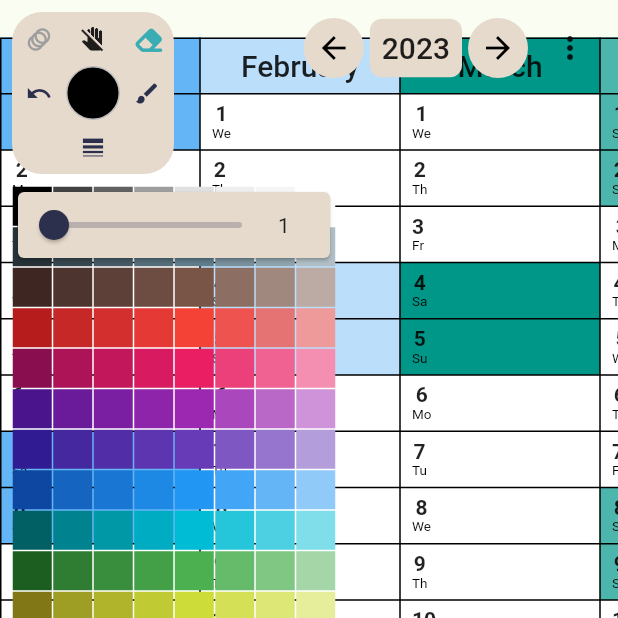
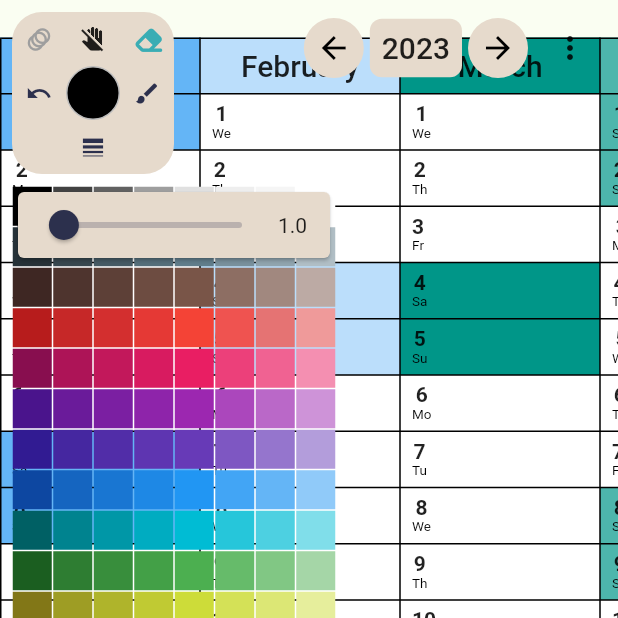
Before and after one commit to AlexanderThiele/stift_flutter_app, a Flutter app: the CalPage screen opened directly, on a phone screen of 412 x 824 dp, the top half of it. Run offline on Flutter 3.47's test engine with Material 2 defaults, Android fonts, the phone set to English and light mode, and no system bars; drawn by our look-alikes of flutter_animate; our stand-ins replace cloud_firestore, firebase_auth, firebase_core, flutter_riverpod, font_awesome_flutter, go_router and 3 more; missing offline and left inert: country_codes, flutter_shaders, rate_my_app; accounts and stored records are empty; generated files the repository leaves out were written again; network calls fail.

Commit message:
add app rating, another shader. smaller lines

```diff
--- a/lib/components/calendar_table/cal_table.dart
+++ b/lib/components/calendar_table/cal_table.dart
@@ -11,7 +11,7 @@ class CalTable extends StatefulWidget {
   final DateTime firstDayOfYear;
 
   CalTable({required this.year, required this.publicHolidays, super.key}) : firstDayOfYear = DateTime(year) {
-    print("new");
+    print("new CalTable");
   }
 
   @override
--- a/lib/components/menu/fancy_selection_menu.dart
+++ b/lib/components/menu/fancy_selection_menu.dart
@@ -49,6 +49,10 @@ class FancySelectionMenu extends ConsumerWidget {
                 ShaderType.focusFast => const Icon(
                     Icons.animation,
                     color: Colors.red,
+                  ),
+                ShaderType.kishimisu => const Icon(
+                    Icons.animation,
+                    color: Colors.amber,
                   ),
               };
             }),
--- a/lib/components/menu/pen_width_menu.dart
+++ b/lib/components/menu/pen_width_menu.dart
@@ -23,13 +23,13 @@ class PenWidthMenu extends ConsumerWidget {
                     flex: 5,
                     child: Slider(
                       onChanged: (newWidth) {
-                        ref.read(activeWidthProvider.notifier).state = newWidth.roundToDouble();
+                        ref.read(activeWidthProvider.notifier).state = (newWidth * 2).roundToDouble() / 2.0;
                       },
                       value: activeWidth,
-                      min: 1,
+                      min: 0.5,
                       max: 10,
                     )),
-                Expanded(flex: 1, child: Text(activeWidth.toStringAsFixed(0))),
+                Expanded(flex: 1, child: Text(activeWidth.toStringAsFixed(1))),
               ],
             ))).animate(effects: [
       FadeEffect(duration: 200.ms, curve: Curves.easeOut),
--- a/lib/models/shader_type.dart
+++ b/lib/models/shader_type.dart
@@ -1 +1 @@
-enum ShaderType { none, focus, focusFast }
+enum ShaderType { none, focus, focusFast, kishimisu }
--- a/lib/pages/calendar_page/cal_page.dart
+++ b/lib/pages/calendar_page/cal_page.dart
@@ -8,22 +8,7 @@ import 'package:pencalendar/components/menu/top_right_corner_menu.dart';
 import 'package:pencalendar/controller/calendar_controller.dart';
 import 'package:pencalendar/controller/country_controller.dart';
 
-class ZoomEnabledNotifier extends ChangeNotifier {
-  bool enabled = true;
-
-  void enable() {
-    enabled = true;
-    notifyListeners();
-  }
-
-  void disable() {
-    enabled = false;
-    notifyListeners();
-  }
-}
-
 class CalPage extends ConsumerWidget {
-  final zoomEnabledProvider = ChangeNotifierProvider((_) => ZoomEnabledNotifier());
 
   final resetViewProvider = StateProvider((ref) => 0);
 
--- a/pubspec.yaml
+++ b/pubspec.yaml
@@ -32,6 +32,7 @@ dependencies:
   hive_flutter: ^1.1.0
   flutter_animate: ^4.2.0+1
   flutter_shaders: ^0.1.2
+  rate_my_app: ^2.0.0
 
 dev_dependencies:
   flutter_test:
```
Also changed, not shown: lib/components/shader/splash_small_shader.dart (+64 -14 lines), lib/main.dart (+64 -4 lines), pubspec.lock, 2 other files.
